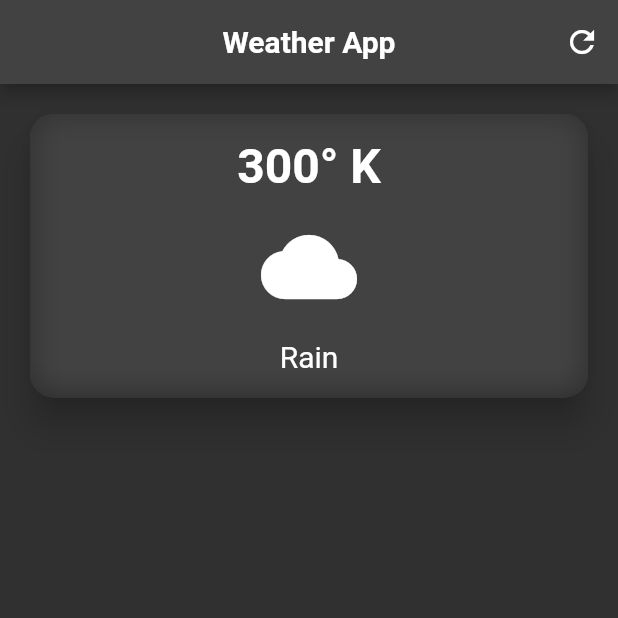
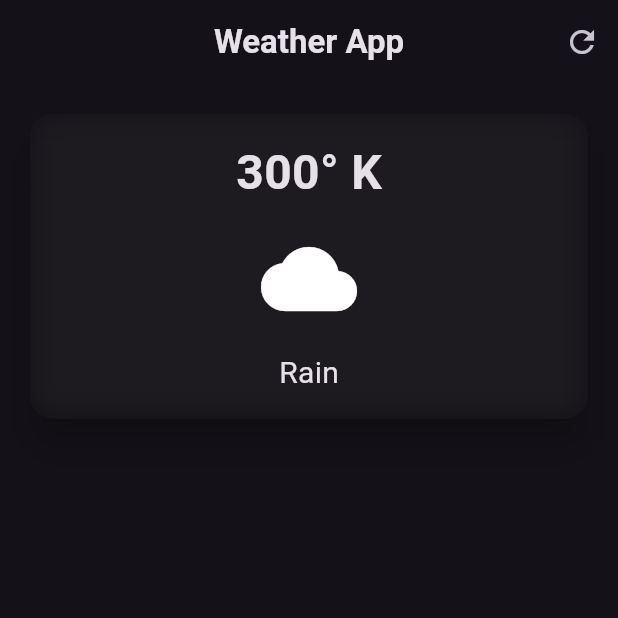
Before and after one commit to Sukanta2002/weather_app_flutter, a Flutter app: the screen it shows after launch, on a phone screen of 412 x 824 dp, the top half of it. Run offline on Flutter 3.47's test engine with Material 2 defaults, Android fonts, the phone set to English and light mode, and no system bars.

Commit message:
use the material design

```diff
--- a/lib/home_page.dart
+++ b/lib/home_page.dart
@@ -24,7 +24,7 @@ class _HomePageState extends State<HomePage> {
         ],
       ),
       body: Padding(
-        padding: EdgeInsets.all(16.0),
+        padding: const EdgeInsets.all(16.0),
         child: Column(
           children: [
             // Main card
--- a/lib/main.dart
+++ b/lib/main.dart
@@ -12,7 +12,7 @@ class WeatherApp extends StatelessWidget {
   Widget build(BuildContext context) {
     return MaterialApp(
       home: const HomePage(),
-      theme: ThemeData.dark(),
+      theme: ThemeData.dark(useMaterial3: true),
     );
   }
 }
```
